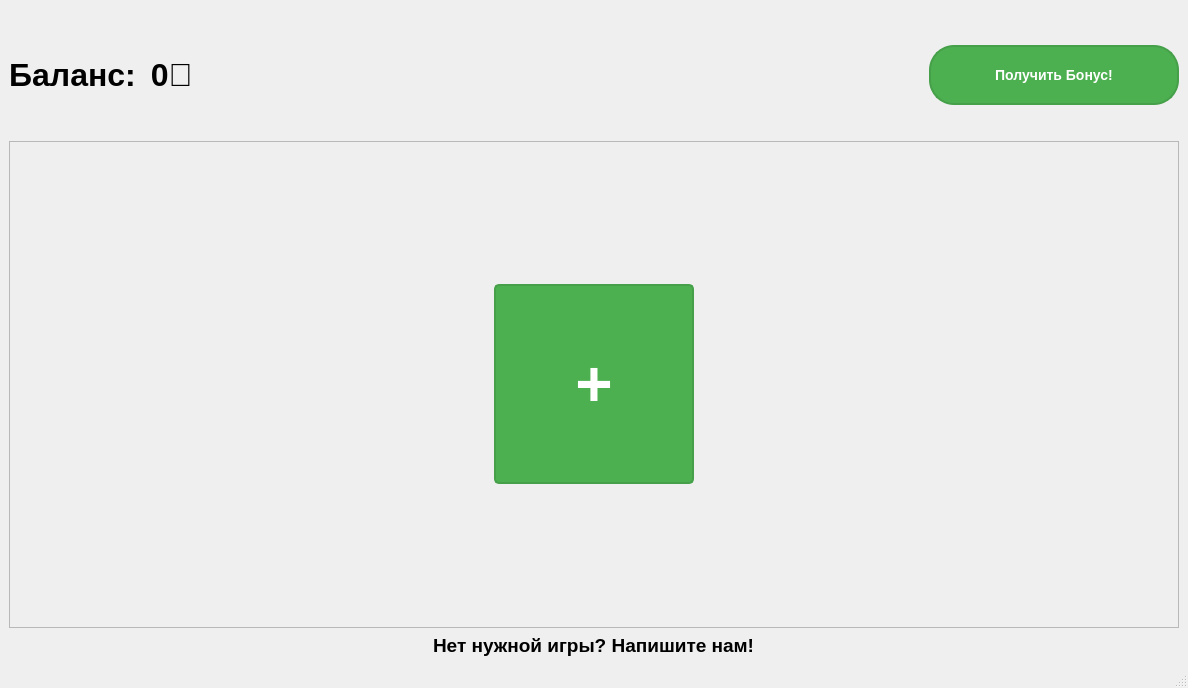
First picture: the form in mainwindow.ui, repository XooWI/SlashGames, before the edit.
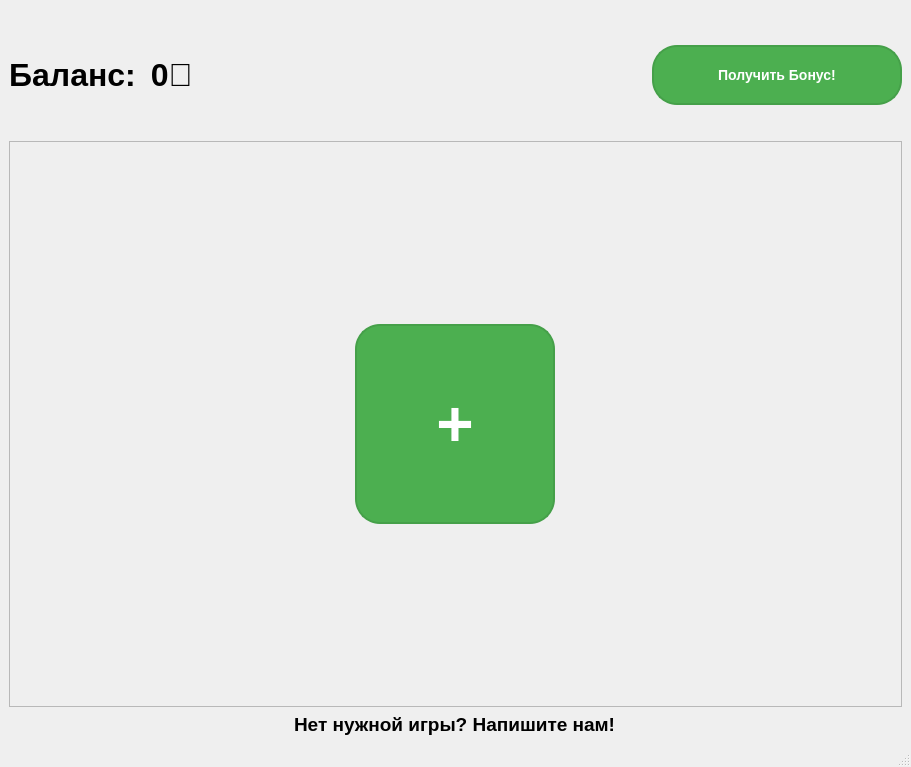
Second picture: the form after the edit. Icons and pictures are not drawn.

```diff
--- a/mainwindow.ui
+++ b/mainwindow.ui
@@ -6,14 +6,20 @@
    <rect>
     <x>0</x>
     <y>0</y>
-    <width>1188</width>
-    <height>688</height>
+    <width>911</width>
+    <height>767</height>
    </rect>
   </property>
+  <property name="sizePolicy">
+   <sizepolicy hsizetype="Preferred" vsizetype="Preferred">
+    <horstretch>0</horstretch>
+    <verstretch>0</verstretch>
+   </sizepolicy>
+  </property>
   <property name="minimumSize">
    <size>
-    <width>0</width>
-    <height>100</height>
+    <width>700</width>
+    <height>500</height>
    </size>
   </property>
   <property name="cursor">
@@ -45,6 +51,12 @@
 QScrollBar::handle:vertical:hover { background-color: #bbbbbb; }
 QScrollBar::add-line:vertical, QScrollBar::sub-line:vertical { height: 0px; }</string>
   </property>
+  <property name="iconSize">
+   <size>
+    <width>20</width>
+    <height>20</height>
+   </size>
+  </property>
   <widget class="QWidget" name="centralwidget">
    <layout class="QGridLayout" name="gridLayout">
     <item row="3" column="1">
@@ -180,8 +192,8 @@
         <rect>
          <x>0</x>
          <y>0</y>
-         <width>1166</width>
-         <height>433</height>
+         <width>889</width>
+         <height>512</height>
         </rect>
        </property>
        <layout class="QGridLayout" name="gamesGridLayout">
@@ -225,7 +237,7 @@
            <string>In development...</string>
           </property>
           <property name="styleSheet">
-           <string notr="true">QPushButton { background-color: #4CAF50; color: #ffffff; border: 2px solid #45a049; border-radius: 5px; }
+           <string notr="true">QPushButton { background-color: #4CAF50; color: #ffffff; border: 2px solid #45a049; border-radius: 25px; }
 QPushButton:hover { background-color: #45a049; }
 QPushButton:pressed { background-color: #3d8b40; }</string>
           </property>
```
Left out of the diff: 2 changed lines with no effect on the pictures.
